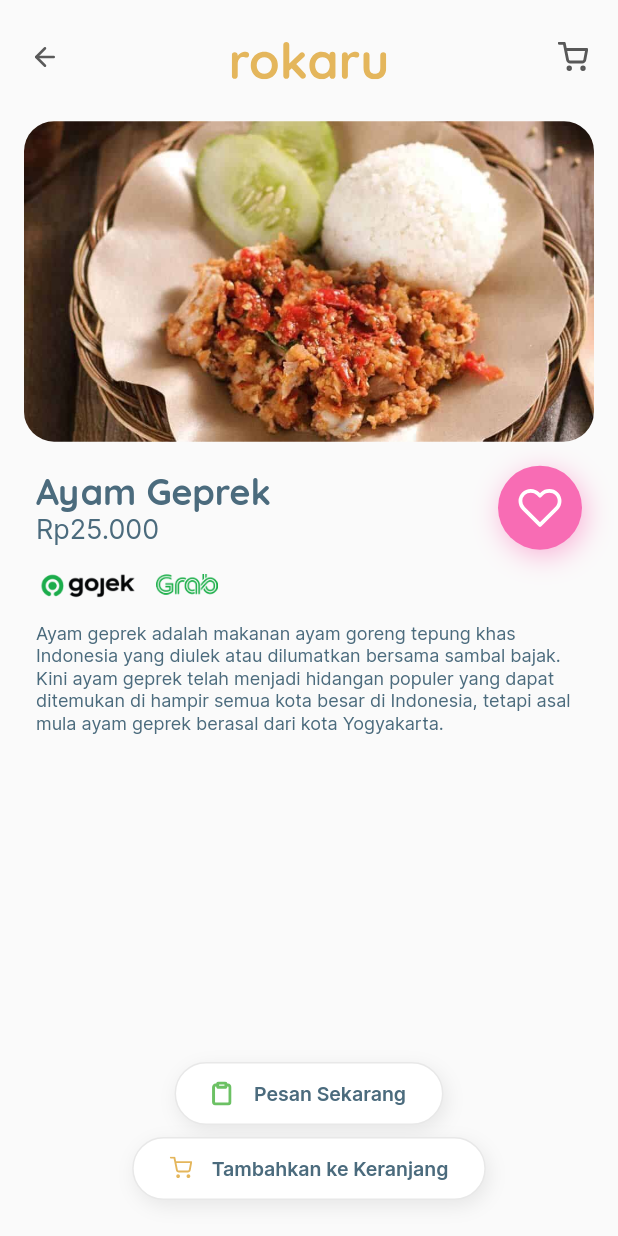
After one commit to werdna521/rokaru, a Flutter app: the ProductScreen screen opened directly, on a phone screen of 412 x 824 dp. The commit adds this screen. Run offline on Flutter 3.47's test engine with Material 2 defaults, Android fonts, the phone set to English and light mode, and no system bars; our stand-ins replace flutter_svg, flutter_tindercard.

Commit message:
feat: create product screen

```diff
--- /dev/null
+++ b/lib/screens/product_screen.dart
@@ -0,0 +1,142 @@
+import 'package:flutter/material.dart';
+import 'package:rokaru/screens/shopping_detail_screen.dart';
+import 'package:rokaru/utils/color_palette.dart';
+import 'package:rokaru/widgets/bars.dart';
+import 'package:rokaru/widgets/brands.dart';
+import 'package:rokaru/widgets/pressables.dart';
+
+class ProductScreen extends StatelessWidget {
+  static String _id = 'product';
+  static String get id => _id;
+
+  @override
+  Widget build(BuildContext context) {
+    return Scaffold(
+      appBar: PreferredSize(
+        preferredSize: Size(0.0, 0.0),
+        child: AppBar(),
+      ),
+      body: SafeArea(
+        child: Stack(
+          children: [
+            SizedBox(
+              height: MediaQuery.of(context).size.height,
+              child: SingleChildScrollView(
+                child: Column(
+                  crossAxisAlignment: CrossAxisAlignment.start,
+                  children: [
+                    TopBar(icon: 'cart'),
+                    Padding(
+                      padding: const EdgeInsets.symmetric(horizontal: 16.0),
+                      child: ClipRRect(
+                        borderRadius: BorderRadius.circular(20.0),
+                        child: Image.asset(
+                          'assets/img/geprek.jpg',
+                          width: MediaQuery.of(context).size.width - 32.0,
+                        ),
+                      ),
+                    ),
+                    SizedBox(height: 16.0),
+                    Padding(
+                      padding: const EdgeInsets.symmetric(horizontal: 24.0),
+                      child: Row(
+                        mainAxisAlignment: MainAxisAlignment.spaceBetween,
+                        crossAxisAlignment: CrossAxisAlignment.center,
+                        children: [
+                          Column(
+                            crossAxisAlignment: CrossAxisAlignment.start,
+                            children: [
+                              Text(
+                                'Ayam Geprek',
+                                style: TextStyle(
+                                  color: ColorPalette.dark,
+                                  fontFamily: 'Quicksand',
+                                  fontWeight: FontWeight.bold,
+                                  fontSize: 24.0,
+                                ),
+                              ),
+                              Text(
+                                'Rp25.000',
+                                style: TextStyle(
+                                  color: ColorPalette.dark,
+                                  fontFamily: 'Inter',
+                                  fontSize: 18.0,
+                                ),
+                              ),
+                            ],
+                          ),
+                          RaisedIconButton(
+                            color: ColorPalette.red,
+                            icon: 'heart',
+                            onTap: () => print('cinta'),
+                          ),
+                        ],
+                      ),
+                    ),
+                    SizedBox(height: 16.0),
+                    Padding(
+                      padding: const EdgeInsets.symmetric(horizontal: 24.0),
+                      child: SizedBox(
+                        width: 160.0,
+                        child: Stack(
+                          children: [
+                            Gojek(),
+                            Positioned(
+                              left: 80.0,
+                              bottom: 2.0,
+                              child: Grab(),
+                            ),
+                          ],
+                        ),
+                      ),
+                    ),
+                    SizedBox(height: 16.0),
+                    Padding(
+                      padding: const EdgeInsets.symmetric(horizontal: 24.0),
+                      child: Text(
+                        'Ayam geprek adalah makanan ayam goreng tepung khas Indonesia yang diulek atau dilumatkan bersama sambal bajak. Kini ayam geprek telah menjadi hidangan populer yang dapat ditemukan di hampir semua kota besar di Indonesia, tetapi asal mula ayam geprek berasal dari kota Yogyakarta.',
+                        style: TextStyle(
+                          color: ColorPalette.dark,
+                          fontFamily: 'Inter',
+                          fontSize: 12.0,
+                        ),
+                        overflow: TextOverflow.clip,
+                      ),
+                    ),
+                  ],
+                ),
+              ),
+            ),
+            Positioned(
+              bottom: 24.0,
+              left: 24.0,
+              child: SizedBox(
+                width: MediaQuery.of(context).size.width - 48.0,
+                child: Wrap(
+                  direction: Axis.horizontal,
+                  runSpacing: 8.0,
+                  spacing: 8.0,
+                  alignment: WrapAlignment.center,
+                  children: [
+                    Button(
+                      icon: 'order',
+                      text: 'Pesan Sekarang',
+                      onTap: () =>
+                          Navigator.of(context).pushNamed(ShoppingDetail.id),
+                    ),
+                    Button(
+                      icon: 'cart-yellow',
+                      text: 'Tambahkan ke Keranjang',
+                      onTap: () =>
+                          Navigator.of(context).pushNamed(ShoppingDetail.id),
+                    ),
+                  ],
+                ),
+              ),
+            ),
+          ],
+        ),
+      ),
+    );
+  }
+}
--- a/lib/screens/store_screen.dart
+++ b/lib/screens/store_screen.dart
@@ -1,5 +1,6 @@
 import 'package:flutter/material.dart';
 import 'package:flutter_svg/flutter_svg.dart';
+import 'package:rokaru/screens/product_screen.dart';
 import 'package:rokaru/utils/color_palette.dart';
 import 'package:rokaru/widgets/bars.dart';
 import 'package:rokaru/widgets/pressables.dart';
@@ -206,6 +207,9 @@ class StoreDisplayWindow extends StatelessWidget {
                   left: index == 0 ? 24.0 : 0.0,
                   right: index == 4 ? 24.0 : 0.0,
                 ),
+                child: GestureDetector(
+                  onTap: () =>
+                      Navigator.of(context).pushNamed(ProductScreen.id),
                   child: ClipRRect(
                     borderRadius: BorderRadius.circular(10.0),
                     child: Image.asset(
@@ -213,6 +217,7 @@ class StoreDisplayWindow extends StatelessWidget {
                       width: 136.0,
                       height: 105.0,
                       fit: BoxFit.cover,
+                    ),
                   ),
                 ),
               );
@@ -258,6 +263,9 @@ class ProductList extends StatelessWidget {
                     left: index == 0 ? 24.0 : 0.0,
                     right: index == 1 ? 24.0 : 0.0,
                   ),
+                  child: GestureDetector(
+                    onTap: () =>
+                        Navigator.of(context).pushNamed(ProductScreen.id),
                     child: ClipRRect(
                       borderRadius: BorderRadius.circular(10.0),
                       child: Image.asset(
@@ -265,6 +273,7 @@ class ProductList extends StatelessWidget {
                         fit: BoxFit.cover,
                         width: MediaQuery.of(context).size.width * 4 / 11,
                         height: MediaQuery.of(context).size.width * 4 / 11,
+                      ),
                     ),
                   ),
                 );
--- a/lib/utils/color_palette.dart
+++ b/lib/utils/color_palette.dart
@@ -6,4 +6,6 @@ class ColorPalette {
   static final Color shadow = Color(0xff6f97b2);
   static final Color dark = Color(0xff4b6b7d);
   static final Color gray = Color(0xffe8e8e8);
+  static final Color green = Color(0xff6cc164);
+  static final Color orange = Color(0xffe4b65c);
 }
--- a/lib/widgets/bars.dart
+++ b/lib/widgets/bars.dart
@@ -1,5 +1,5 @@
 import 'package:flutter/material.dart';
-import 'package:flutter_svg/flutter_svg.dart';
+import 'package:rokaru/widgets/brands.dart';
 import 'package:rokaru/widgets/pressables.dart';
 
 class TopBar extends StatelessWidget {
@@ -18,10 +18,7 @@ class TopBar extends StatelessWidget {
             child: Row(
               mainAxisAlignment: MainAxisAlignment.center,
               children: [
-                SvgPicture.asset(
-                  'assets/img/rokaru.svg',
-                  width: 1 / 4 * MediaQuery.of(context).size.width,
-                ),
+                Rokaru(),
               ],
             ),
           ),
```
Lines whose indentation alone changed are shown as unchanged.
